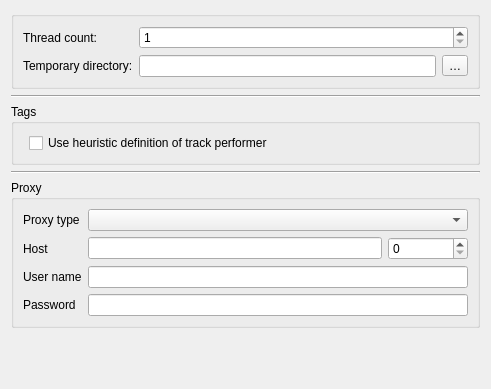
This is gui/preferences/generalpage/generalpage.ui in flacon/flacon as Qt 5 draws it before an edit. The edited form follows.
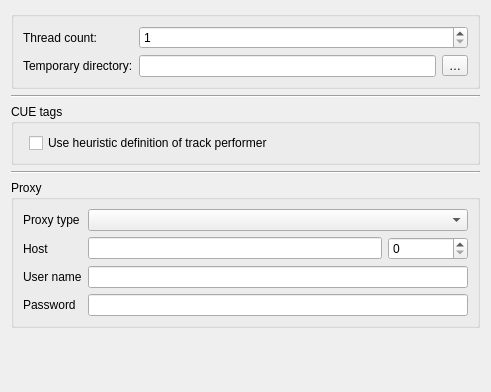
This is the edited form. Custom widgets are drawn as their Qt base class.

Commit message: Preferens dialog captions changed

Diff of the .ui file:
```diff
--- a/gui/preferences/generalpage/generalpage.ui
+++ b/gui/preferences/generalpage/generalpage.ui
@@ -7,7 +7,7 @@
     <x>0</x>
     <y>0</y>
     <width>491</width>
-    <height>389</height>
+    <height>392</height>
    </rect>
   </property>
   <property name="windowTitle">
@@ -92,7 +92,7 @@
    <item>
     <widget class="QGroupBox" name="groupBox">
      <property name="title">
-      <string extracomment="Groupbox title on preferences dialog">Tags</string>
+      <string comment="Groupbox title on preferences dialog" extracomment="Groupbox title on preferences dialog">CUE tags</string>
      </property>
      <property name="flat">
       <bool>true</bool>
```
The commit also changes 1 other file.
